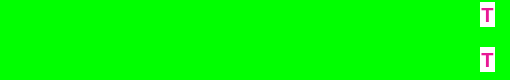
Old version of the form currentmatchresultform.ui in the repository xiaoyuanyangxu/sportroom-qt.
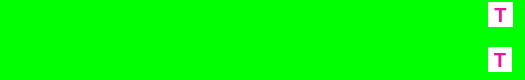
New version of the form. Icons and pictures are not drawn.

Diff of the .ui file:
```diff
--- a/currentmatchresultform.ui
+++ b/currentmatchresultform.ui
@@ -6,7 +6,7 @@
    <rect>
     <x>0</x>
     <y>0</y>
-    <width>510</width>
+    <width>525</width>
     <height>80</height>
    </rect>
   </property>
@@ -18,13 +18,13 @@
   </property>
   <property name="minimumSize">
    <size>
-    <width>510</width>
+    <width>525</width>
     <height>80</height>
    </size>
   </property>
   <property name="maximumSize">
    <size>
-    <width>510</width>
+    <width>525</width>
     <height>80</height>
    </size>
   </property>
@@ -46,7 +46,7 @@
    </property>
    <item>
     <widget class="QWidget" name="Results" native="true">
-     <layout class="QHBoxLayout" name="horizontalLayout">
+     <layout class="QHBoxLayout" name="horizontalLayout" stretch="0,0,1">
       <property name="spacing">
        <number>0</number>
       </property>
@@ -157,16 +157,16 @@
         </property>
         <layout class="QVBoxLayout" name="verticalLayout_2">
          <property name="spacing">
-          <number>8</number>
+          <number>4</number>
          </property>
          <property name="leftMargin">
-          <number>10</number>
+          <number>3</number>
          </property>
          <property name="topMargin">
           <number>2</number>
          </property>
          <property name="rightMargin">
-          <number>10</number>
+          <number>0</number>
          </property>
          <property name="bottomMargin">
           <number>8</number>
@@ -175,13 +175,13 @@
           <widget class="QLabel" name="playerATimeoutLabel">
            <property name="minimumSize">
             <size>
-             <width>15</width>
+             <width>24</width>
              <height>25</height>
             </size>
            </property>
            <property name="maximumSize">
             <size>
-             <width>15</width>
+             <width>25</width>
              <height>25</height>
             </size>
            </property>
@@ -225,13 +225,13 @@
           <widget class="QLabel" name="playerBTimeoutLabel">
            <property name="minimumSize">
             <size>
-             <width>15</width>
+             <width>24</width>
              <height>25</height>
             </size>
            </property>
            <property name="maximumSize">
             <size>
-             <width>15</width>
+             <width>22</width>
              <height>25</height>
             </size>
            </property>
```
Left out of the diff: 103 changed lines with no effect on the pictures.
